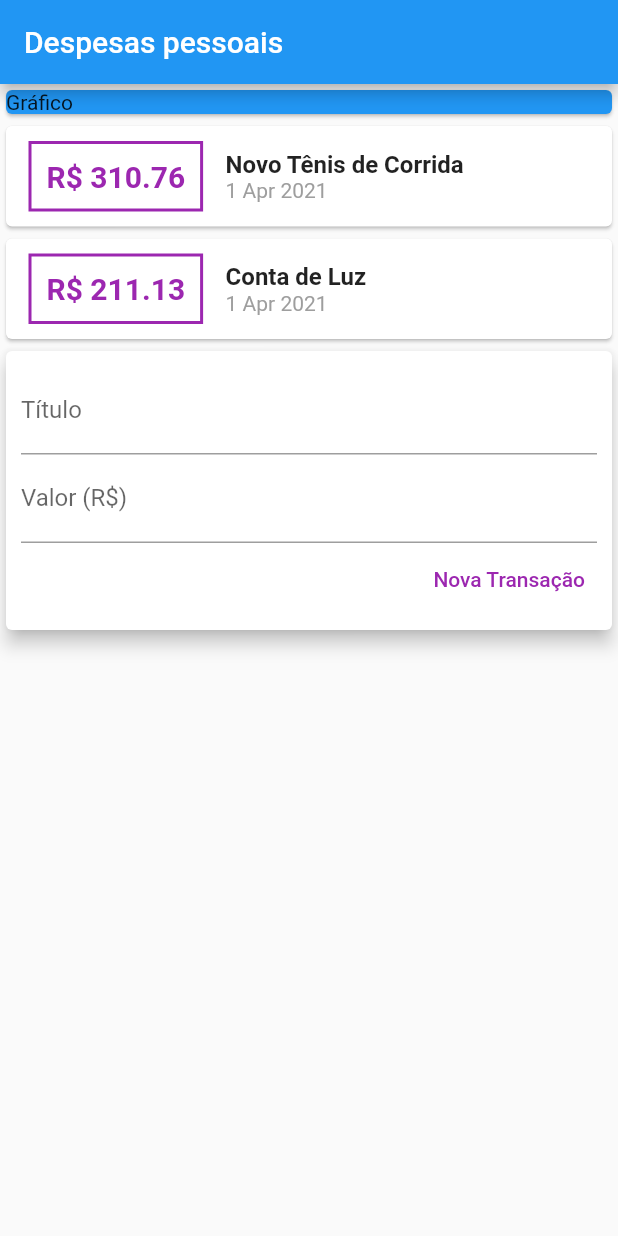
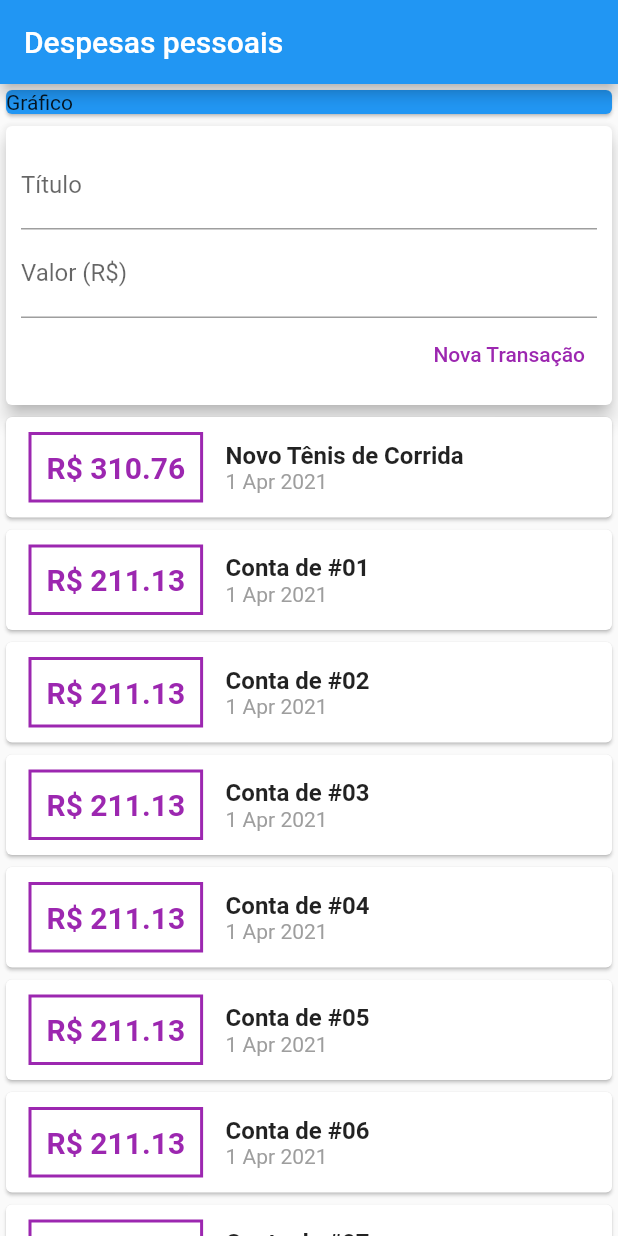
Before and after one commit to eniomcosta/flutter-expenses-app, a Flutter app: the screen it shows after launch, on a phone screen of 412 x 824 dp. Run offline on Flutter 3.47's test engine with Material 2 defaults, Android fonts, the phone set to English and light mode, and no system bars.

Commit message:
Added scroll and add transaction function

```diff
--- a/lib/components/transaction_user.dart
+++ b/lib/components/transaction_user.dart
@@ -1,3 +1,5 @@
+import 'dart:math';
+
 import 'package:expenses/components/transaction_form.dart';
 import 'package:expenses/components/transactions_list.dart';
 import 'package:expenses/models/transaction.dart';
@@ -16,13 +18,46 @@ class _TransactionUserState extends State<TransactionUser> {
         title: "Novo Tênis de Corrida",
         value: 310.76),
     Transaction(
-        id: "t2", date: DateTime.now(), title: "Conta de Luz", value: 211.13),
+        id: "t2", date: DateTime.now(), title: "Conta de #01", value: 211.13),
+    Transaction(
+        id: "t3", date: DateTime.now(), title: "Conta de #02", value: 211.13),
+    Transaction(
+        id: "t4", date: DateTime.now(), title: "Conta de #03", value: 211.13),
+    Transaction(
+        id: "t5", date: DateTime.now(), title: "Conta de #04", value: 211.13),
+    Transaction(
+        id: "t6", date: DateTime.now(), title: "Conta de #05", value: 211.13),
+    Transaction(
+        id: "t7", date: DateTime.now(), title: "Conta de #06", value: 211.13),
+    Transaction(
+        id: "t8", date: DateTime.now(), title: "Conta de #07", value: 211.13),
+    Transaction(
+        id: "t9", date: DateTime.now(), title: "Conta de #08", value: 211.13),
   ];
+
+  _addTransaction(String title, double value) {
+    final newTransaction = new Transaction(
+        id: Random().nextDouble().toString(),
+        title: title,
+        value: value,
+        date: DateTime.now());
+
+    setState(() {
+      _transactions.add(newTransaction);
+    });
+  }
 
   @override
   Widget build(BuildContext context) {
     return Column(
-      children: [TransactionList(_transactions), TransactionForm()],
+      children: [
+        TransactionForm(
+          onSubmit: _addTransaction,
+        ),
+        TransactionList(
+          transactions: _transactions,
+        ),
+      ],
     );
   }
 }
--- a/lib/components/transactions_list.dart
+++ b/lib/components/transactions_list.dart
@@ -3,14 +3,14 @@ import 'package:flutter/material.dart';
 import 'package:intl/intl.dart';
 
 class TransactionList extends StatelessWidget {
-  final List<Transaction> _transactions;
+  final List<Transaction> transactions;
 
-  TransactionList(this._transactions);
+  TransactionList({this.transactions});
 
   @override
   Widget build(BuildContext context) {
     return Column(
-      children: _transactions.map((t) {
+      children: transactions.map((t) {
         return Card(
           child: Row(
             children: [
--- a/lib/main.dart
+++ b/lib/main.dart
@@ -22,7 +22,8 @@ class HomePage extends StatelessWidget {
       appBar: AppBar(
         title: Text("Despesas pessoais"),
       ),
-      body: Column(
+      body: SingleChildScrollView(
+        child: Column(
           crossAxisAlignment: CrossAxisAlignment.stretch,
           children: [
             Container(
@@ -35,6 +36,7 @@ class HomePage extends StatelessWidget {
             TransactionUser()
           ],
         ),
+      ),
     );
   }
 }
```
Also changed, not shown: lib/components/transaction_form.dart (+9 -2 lines). Lines whose indentation alone changed are shown as unchanged.
